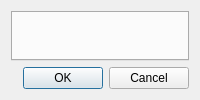
First picture: the form in client/src/ui/dialogs/system_administration_dialog.ui, repository networkoptix/nx_open, before the edit.
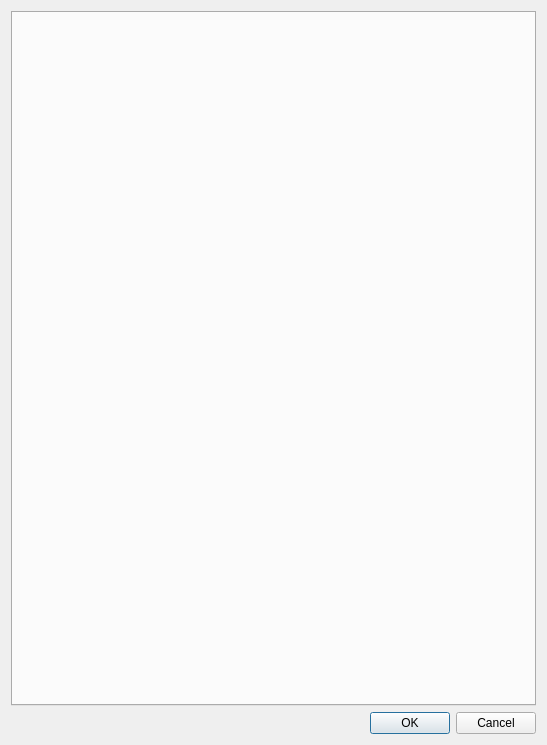
Second picture: the form after the edit.

The edit to the form file:
```diff
--- a/client/src/ui/dialogs/system_administration_dialog.ui
+++ b/client/src/ui/dialogs/system_administration_dialog.ui
@@ -2,6 +2,14 @@
 <ui version="4.0">
  <class>QnSystemAdministrationDialog</class>
  <widget class="QDialog" name="QnSystemAdministrationDialog">
+  <property name="geometry">
+   <rect>
+    <x>0</x>
+    <y>0</y>
+    <width>547</width>
+    <height>745</height>
+   </rect>
+  </property>
   <property name="windowTitle">
    <string>System Administration</string>
   </property>
```
